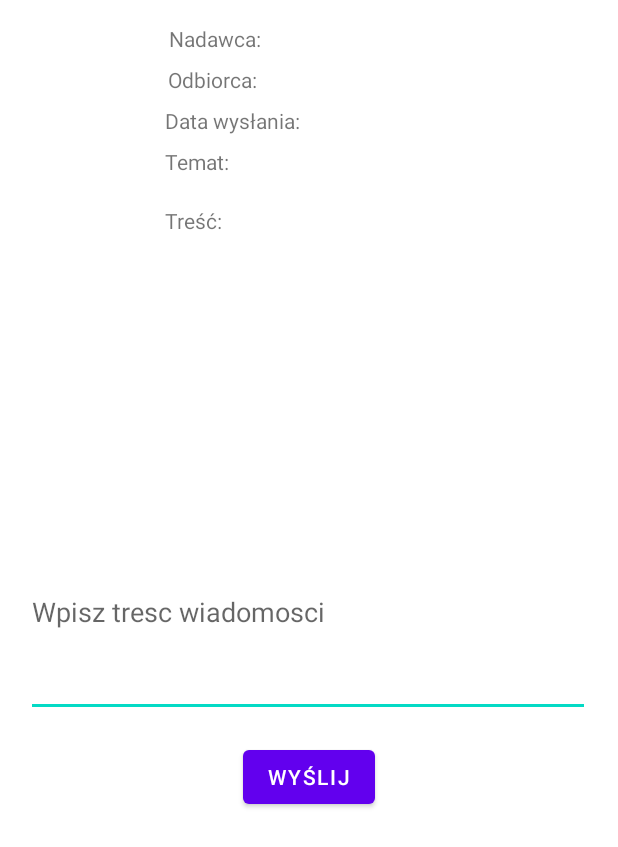
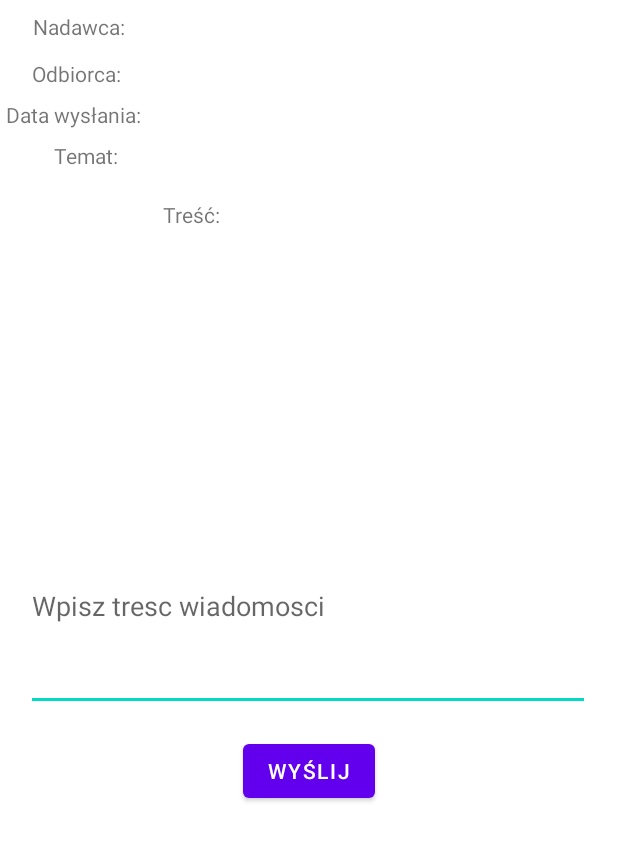
Before and after one commit to ValadaRP/Pwsteprojekt1, an Android app: the layout activity_wiadomosci_wyslij.xml on its own in the app's theme, with its tools: preview values and no code run, on a phone screen of 412 x 824 dp. Shown: the top 847 px of the screen. Run offline under Robolectric (Android 15) with nearby library versions, the phone set to English and light mode, and no system bars.

Commit message:
Poprawa wyglądu WiadomosciWyslij, WiadomosciOdebrane, WiadomosciWyslane

```diff
--- a/app/src/main/java/com/example/pwsteprojekt/WiadomosciOdebrane.java
+++ b/app/src/main/java/com/example/pwsteprojekt/WiadomosciOdebrane.java
@@ -36,8 +36,7 @@ public class WiadomosciOdebrane extends AppCompatActivity {
         infoW = findViewById(R.id.infoW);
         //String[] wiadomosci = new String[]{WiadomosciWyslij.TaskA().execute()};
         wiadomosciOdebrane = new ArrayList<String>();
-      //  Collections.addAll(wiadomosciOdebrane,new String[]{"Android","IPhone","JEDZIE POCIAG Z DALEKA NA NIKOGO NIE CZEKA","WindowsMobile","Blackberry","WebOS","Ubuntu","Windows7","Max OS X",});
-        Collections.addAll(wiadomosciOdebrane, new String[]{"ID: 1","ID: 2","ID: 3","ID: 4","ID: 5","ID: 6"});
+        Collections.addAll(wiadomosciOdebrane, new String[]{"ID: 1","ID: 2","ID: 3","ID: 4","ID: 5","ID: 6","ID: 7"});
 
         adapter = new ArrayAdapter<String>(this, android.R.layout.simple_list_item_1,wiadomosciOdebrane);
         list.setAdapter(adapter);
--- a/app/src/main/java/com/example/pwsteprojekt/WiadomosciWyslane.java
+++ b/app/src/main/java/com/example/pwsteprojekt/WiadomosciWyslane.java
@@ -3,6 +3,7 @@ package com.example.pwsteprojekt;
 import androidx.appcompat.app.AppCompatActivity;
 
 import android.content.Intent;
+import android.os.AsyncTask;
 import android.os.Bundle;
 import android.view.View;
 import android.widget.AdapterView;
@@ -11,6 +12,10 @@ import android.widget.ListView;
 import android.widget.TextView;
 import android.widget.Toast;
 
+import java.sql.Connection;
+import java.sql.DriverManager;
+import java.sql.ResultSet;
+import java.sql.Statement;
 import java.util.ArrayList;
 import java.util.Collections;
 
@@ -20,6 +25,8 @@ public class WiadomosciWyslane extends AppCompatActivity {
     private ArrayAdapter<String> adapter;
     private ArrayList<String> wiadomosciWyslane;
     private TextView infoW;
+    int id;
+    public String [] a;
 
     @Override
     protected void onCreate(Bundle savedInstanceState) {
@@ -29,7 +36,7 @@ public class WiadomosciWyslane extends AppCompatActivity {
         infoW = findViewById(R.id.infoW);
         //String[] wiadomosci = {};
         wiadomosciWyslane = new ArrayList<String>();
-        Collections.addAll(wiadomosciWyslane,new String[]{"Android","IPhone","JEDZIE POCIAG Z DALEKA NA NIKOGO NIE CZEKA","WindowsMobile","Blackberry","WebOS","Ubuntu","Windows7","Max OS X"});
+        Collections.addAll(wiadomosciWyslane,new String[]{"ID: 1","ID: 2","ID: 3","ID: 4","ID: 5","ID: 6","ID: 7"});
         adapter = new ArrayAdapter<String>(this, android.R.layout.simple_list_item_1,wiadomosciWyslane);
         list.setAdapter(adapter);
         list.setOnItemClickListener(this::onItemClick);
@@ -44,17 +51,40 @@ public class WiadomosciWyslane extends AppCompatActivity {
             }
         });
 
+
     }
     public void onItemClick(AdapterView<?> parent, View view, int position, long id){
         String wiadomosc = list.getItemAtPosition(position).toString();
-        String idwiad = String.valueOf(id);
+        int idwiad = Integer.parseInt(String.valueOf(id));
         Intent intent = new Intent(WiadomosciWyslane.this,WiadomosciWyslij.class);
         intent.putExtra("wiadomosc", wiadomosc);
-        intent.putExtra("idwiadomosc",idwiad);
+        intent.putExtra("idwiadomosc",idwiad+1);
         startActivity(intent);
     }
 
     public ListView getList() {
         return list;
     }
+    class TaskId extends AsyncTask<Void,Void,Void> {
+        @Override
+        protected Void doInBackground(Void... voids) {
+            try {
+                Class.forName("com.mysql.jdbc.Driver");
+                Connection connection = DriverManager.getConnection("jdbc:mysql://mysql.mikr.us/db_j206","j206","0EF8_edee39");
+                Statement statement = connection.createStatement();
+                ResultSet resultSet = statement.executeQuery("Select id from wiadomosc");
+                while (resultSet.next()){
+                    id+=resultSet.getInt(1);
+                }
+            }catch (Exception e){
+                e.toString();
+            }
+            return null;
+        }
+        @Override
+        protected void onPostExecute(Void unused) {
+            a = new String[id];
+            super.onPostExecute(unused);
+        }
+    }
 }
--- a/app/src/main/java/com/example/pwsteprojekt/WiadomosciWyslij.java
+++ b/app/src/main/java/com/example/pwsteprojekt/WiadomosciWyslij.java
@@ -122,13 +122,9 @@ public class WiadomosciWyslij extends AppCompatActivity {
         }
         @Override
         protected void onPostExecute(Void unused) {
-           //nadawcaTV.setText("Nadawca: "+nadawca);
             nadawcaTV.setText(nadawca);
-           // odbiorcaTV.setText("Odbiorca: "+odbiorca);
             odbiorcaTV.setText(odbiorca);
-           // dataWyslaniaTV.setText("Data: " + date);
             dataWyslaniaTV.setText(String.valueOf(date));
-            //tematTV.setText("Temat: " + temat);
             tematTV.setText(temat);
             trescTV.setText(tresc);
             super.onPostExecute(unused);
--- a/app/src/main/res/layout/activity_wiadomosci_wyslij.xml
+++ b/app/src/main/res/layout/activity_wiadomosci_wyslij.xml
@@ -38,63 +38,51 @@
         android:id="@+id/nadawcaTV"
         android:layout_width="195dp"
         android:layout_height="23dp"
-        android:layout_marginStart="110dp"
-        android:layout_marginTop="16dp"
+        android:layout_marginTop="12dp"
         android:layout_marginEnd="104dp"
-        android:text="Nadawca: "
+        android:textAlignment="center"
         app:layout_constraintEnd_toEndOf="parent"
-        app:layout_constraintHorizontal_bias="1.0"
-        app:layout_constraintStart_toStartOf="parent"
         app:layout_constraintTop_toTopOf="parent" />
 
     <TextView
         android:id="@+id/odbiorcaTV"
         android:layout_width="195dp"
         android:layout_height="23dp"
-        android:layout_marginStart="111dp"
         android:layout_marginTop="4dp"
         android:layout_marginEnd="104dp"
-        android:text="Odbiorca:"
+        android:textAlignment="center"
         app:layout_constraintEnd_toEndOf="parent"
-        app:layout_constraintStart_toStartOf="parent"
         app:layout_constraintTop_toBottomOf="@+id/nadawcaTV" />
 
     <TextView
         android:id="@+id/dataWyslaniaTV"
         android:layout_width="195dp"
         android:layout_height="23dp"
-        android:layout_marginStart="110dp"
         android:layout_marginTop="4dp"
-        android:layout_marginEnd="98dp"
-        android:text="Data wysłania: "
+        android:layout_marginEnd="92dp"
+        android:textAlignment="center"
         app:layout_constraintEnd_toEndOf="parent"
-        app:layout_constraintHorizontal_bias="0.0"
-        app:layout_constraintStart_toStartOf="parent"
+        app:layout_constraintHorizontal_bias="0.294"
+        app:layout_constraintStart_toEndOf="@+id/textView51"
         app:layout_constraintTop_toBottomOf="@+id/odbiorcaTV" />
 
     <TextView
         android:id="@+id/tematTV"
         android:layout_width="278dp"
         android:layout_height="31dp"
-        android:layout_marginStart="110dp"
         android:layout_marginTop="4dp"
-        android:layout_marginEnd="99dp"
-        android:text="Temat: "
+        android:layout_marginEnd="24dp"
+        android:textAlignment="center"
         app:layout_constraintEnd_toEndOf="parent"
-        app:layout_constraintHorizontal_bias="0.0"
-        app:layout_constraintStart_toStartOf="parent"
         app:layout_constraintTop_toBottomOf="@+id/dataWyslaniaTV" />
 
     <TextView
         android:id="@+id/textView52"
         android:layout_width="195dp"
         android:layout_height="23dp"
-        android:layout_marginStart="110dp"
         android:layout_marginTop="8dp"
-        android:layout_marginEnd="101dp"
-        android:text="Treść: "
+        android:text="@string/trescWiad"
         app:layout_constraintEnd_toEndOf="parent"
-        app:layout_constraintHorizontal_bias="0.0"
         app:layout_constraintStart_toStartOf="parent"
         app:layout_constraintTop_toBottomOf="@+id/tematTV" />
 
@@ -119,4 +107,48 @@
         </LinearLayout>
     </ScrollView>
 
+    <TextView
+        android:id="@+id/textView50"
+        android:layout_width="57dp"
+        android:layout_height="23dp"
+        android:layout_marginStart="36dp"
+        android:layout_marginBottom="16dp"
+        android:text="@string/tematWiad"
+        app:layout_constraintBottom_toTopOf="@+id/textView52"
+        app:layout_constraintEnd_toStartOf="@+id/tematTV"
+        app:layout_constraintHorizontal_bias="0.0"
+        app:layout_constraintStart_toStartOf="parent" />
+
+    <TextView
+        android:id="@+id/textView51"
+        android:layout_width="103dp"
+        android:layout_height="23dp"
+        android:layout_marginStart="4dp"
+        android:layout_marginBottom="4dp"
+        android:text="@string/dataWiadomosci"
+        app:layout_constraintBottom_toTopOf="@+id/textView50"
+        app:layout_constraintStart_toStartOf="parent" />
+
+    <TextView
+        android:id="@+id/textView53"
+        android:layout_width="68dp"
+        android:layout_height="23dp"
+        android:layout_marginBottom="4dp"
+        android:text="@string/odbiorcaWiad"
+        app:layout_constraintBottom_toTopOf="@+id/textView51"
+        app:layout_constraintEnd_toStartOf="@+id/odbiorcaTV"
+        app:layout_constraintHorizontal_bias="0.477"
+        app:layout_constraintStart_toStartOf="parent" />
+
+    <TextView
+        android:id="@+id/textView54"
+        android:layout_width="71dp"
+        android:layout_height="23dp"
+        android:layout_marginBottom="8dp"
+        android:text="@string/nadawcaWiad"
+        app:layout_constraintBottom_toTopOf="@+id/textView53"
+        app:layout_constraintEnd_toStartOf="@+id/nadawcaTV"
+        app:layout_constraintHorizontal_bias="0.536"
+        app:layout_constraintStart_toStartOf="parent" />
+
 </androidx.constraintlayout.widget.ConstraintLayout>
--- a/app/src/main/res/values/strings.xml
+++ b/app/src/main/res/values/strings.xml
@@ -62,4 +62,9 @@
     <string name="trybJasny">Tryb jasny</string>
     <string name="nrPojazdu">Nr Pojazdu</string>
     <string name="nowaWiadomosc">Utworz nową wiadomość</string>
+    <string name="trescWiad">Treść: </string>
+    <string name="tematWiad">Temat: </string>
+    <string name="dataWiadomosci">Data wysłania: </string>
+    <string name="odbiorcaWiad">Odbiorca: </string>
+    <string name="nadawcaWiad">Nadawca: </string>
 </resources>
```
